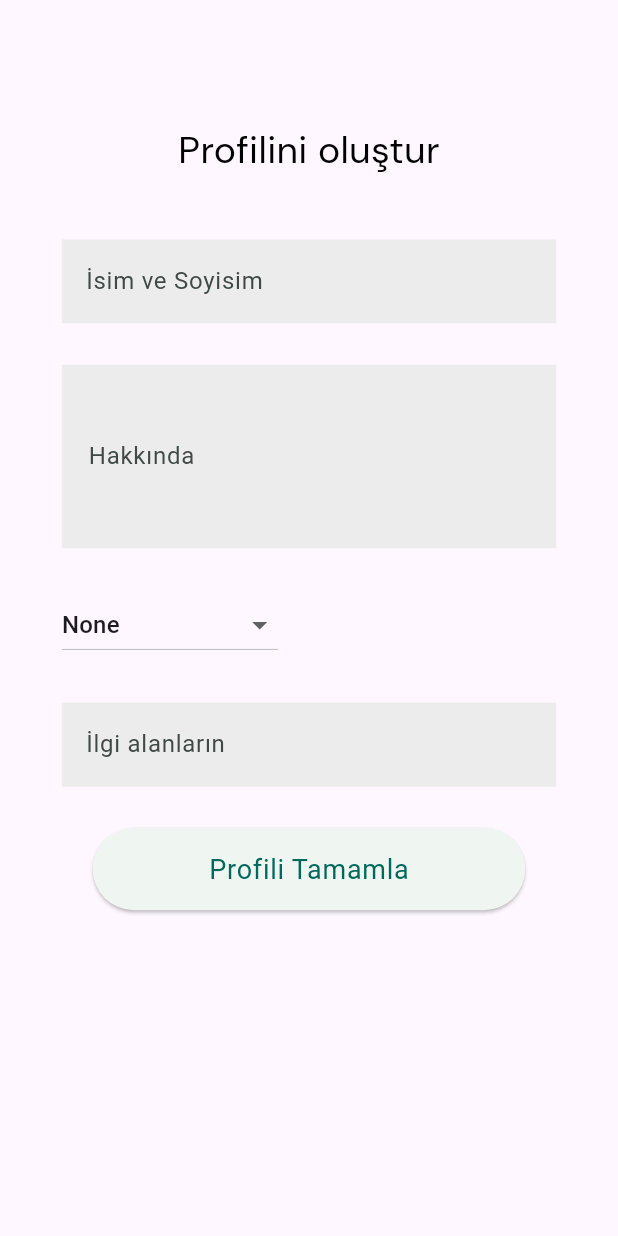
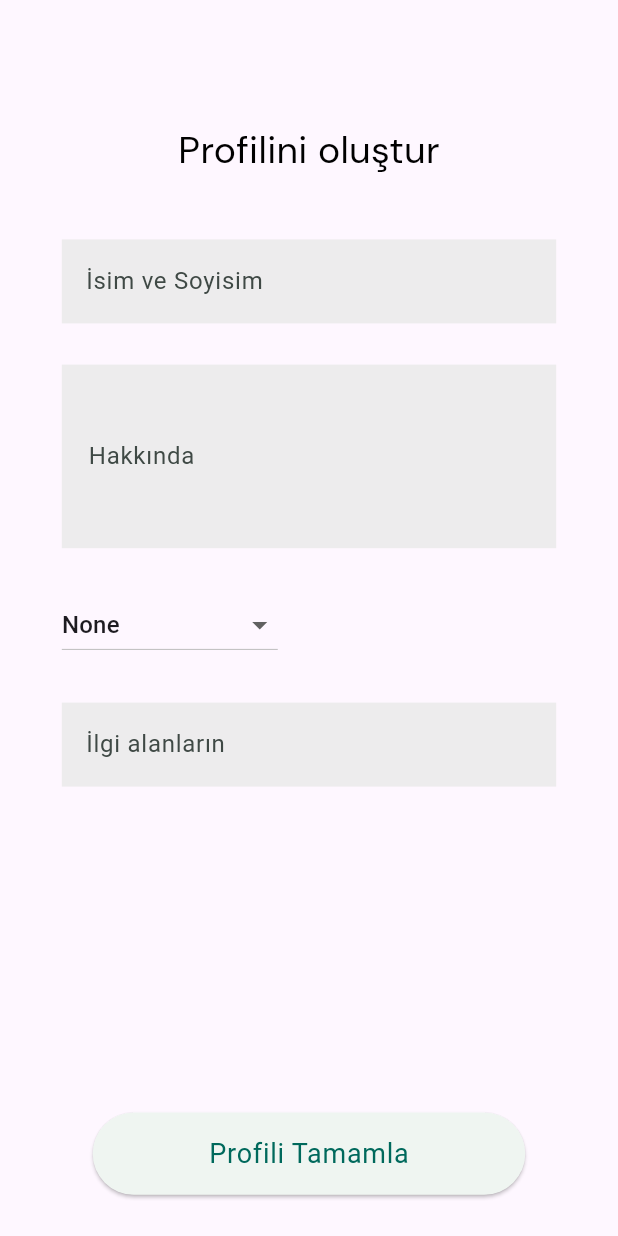
Before and after one commit to atakanserifoglu/Volunity, a Flutter app: the AddProfileScreen screen opened by its route, on a phone screen of 412 x 824 dp. Run offline on Flutter 3.47's test engine with Material 2 defaults, Android fonts, the phone set to English and light mode, and no system bars; our stand-ins replace animated_text_kit, cloud_firestore, email_validator, firebase_auth, firebase_core, firebase_storage and 3 more; missing offline and left inert: firebase_cached_image, firebase_ui_auth, firebase_ui_oauth_google; accounts and stored records are empty.

Commit message:
add_profile_screen ui fixed

```diff
--- a/lib/Screens/add_profile_screen.dart
+++ b/lib/Screens/add_profile_screen.dart
@@ -1,5 +1,6 @@
 import 'package:cloud_firestore/cloud_firestore.dart';
 import 'package:firebase_auth/firebase_auth.dart';
+import 'package:flutter/gestures.dart';
 import 'package:flutter/material.dart';
 import 'package:flutter_riverpod/flutter_riverpod.dart';
 import 'package:volunity/Screens/main_scaffold.dart';
@@ -41,10 +42,12 @@ class _AddProfileScreenState extends ConsumerState<AddProfileScreen> {
     var watch = ref.watch(addProfileScreenProvider);
     var read = ref.read(addProfileScreenProvider);
     return Scaffold(
-      resizeToAvoidBottomInset: false,
       body: SafeArea(
         child: Padding(
-          padding: EdgeInsets.symmetric(vertical: deviceHeight / 10, horizontal: deviceWidth / 10),
+          padding: EdgeInsets.fromLTRB(deviceWidth / 10, deviceHeight / 10, deviceWidth / 10, deviceHeight / 30),
+          child: Column(
+            children: [
+              Expanded(
                 child: SingleChildScrollView(
                   child: Form(
                     key: formKey,
@@ -67,8 +70,7 @@ class _AddProfileScreenState extends ConsumerState<AddProfileScreen> {
                           controller: _fieldTextController,
                           decoration: const InputDecoration(
                             labelText: "İsim ve Soyisim",
-                        hintText: "İsim ve Soyisim",
-                        border: OutlineInputBorder(borderSide: BorderSide(color: kButtonColor))),
+                          ),
                         ),
                         SizedBox(
                           height: deviceHeight / 30,
@@ -79,10 +81,10 @@ class _AddProfileScreenState extends ConsumerState<AddProfileScreen> {
                           controller: _fieldTextController2,
                           maxLines: null,
                           decoration: InputDecoration(
-                        contentPadding: EdgeInsets.symmetric(vertical: deviceHeight / 20, horizontal: deviceWidth / 30),
+                            contentPadding:
+                                EdgeInsets.symmetric(vertical: deviceHeight / 20, horizontal: deviceWidth / 30),
                             labelText: "Hakkında",
-                        hintText: "Kendinden biraz bahset",
-                        border: const OutlineInputBorder(borderSide: BorderSide(color: kButtonColor))),
+                          ),
                         ),
                         SizedBox(
                           height: deviceHeight / 30,
@@ -104,24 +106,33 @@ class _AddProfileScreenState extends ConsumerState<AddProfileScreen> {
                           height: deviceHeight / 30,
                         ),
                         TextFormField(
+                          onTap: () {},
                           textInputAction: TextInputAction.next,
                           autovalidateMode: AutovalidateMode.onUserInteraction,
                           controller: _fieldTextController3,
                           decoration: const InputDecoration(
                             labelText: "İlgi alanların",
-                        border: OutlineInputBorder(borderSide: BorderSide(color: kButtonColor))),
+                          ),
                         ),
                         SizedBox(
                           height: deviceHeight / 30,
                         ),
-                  Align(
+                      ],
+                    ),
+                  ),
+                ),
+              ),
+              Expanded(
+                flex: 0,
+                child: Align(
+                  alignment: Alignment.bottomCenter,
                   child: SizedBox(
                     width: deviceWidth * 0.7,
                     height: deviceHeight / 15,
                     child: ElevatedButton(
                       onPressed: () {
                         userProfileSetToFirebase(watch);
-                          Navigator.pushNamedAndRemoveUntil(context, MainScaffold.id,(route)=> false);
+                        Navigator.pushNamedAndRemoveUntil(context, MainScaffold.id, (route) => false);
                       },
                       child: Text('Profili Tamamla',
                           style:
@@ -129,9 +140,8 @@ class _AddProfileScreenState extends ConsumerState<AddProfileScreen> {
                     ),
                   ),
                 ),
+              ),
             ],
-              ),
-            ),
           ),
         ),
       ),
--- a/lib/Screens/select_account_screen.dart
+++ b/lib/Screens/select_account_screen.dart
@@ -17,7 +17,7 @@ class SelectAccount extends ConsumerWidget {
     final deviceHeight = MediaQuery.sizeOf(context).height;
     final deviceWidth = MediaQuery.sizeOf(context).width;
     return Scaffold(
-      //backgroundColor: Colors.grey[400],
+      //backgroundColor: Colors.grey[50],
       body: Padding(
           padding: EdgeInsets.symmetric(horizontal: deviceWidth / 8, vertical: deviceHeight / 15),
           child: Column(crossAxisAlignment: CrossAxisAlignment.stretch, children: [
--- a/lib/auth/custom_register_page.dart
+++ b/lib/auth/custom_register_page.dart
@@ -148,7 +148,7 @@ class CustomRegisterPage extends ConsumerWidget {
                                 ),
                               ),
                               Padding(
-                                padding: EdgeInsets.only(top : MediaQuery.of(context).size.height * 0.02),
+                                padding: EdgeInsets.only(top: MediaQuery.of(context).size.height * 0.02),
                                 child: Column(
                                   children: [
                                     Padding(
--- a/lib/main.dart
+++ b/lib/main.dart
@@ -17,6 +17,7 @@ import 'Screens/select_account_screen.dart';
 import 'Screens/splash_page.dart';
 import 'auth/custom_login_page.dart';
 import 'auth/custom_register_page.dart';
+import 'auth/test.dart';
 
 Future<void> main() async {
   WidgetsFlutterBinding.ensureInitialized();
```
Also changed, not shown: lib/auth/test.dart (added, +80 -0 lines). Lines whose indentation alone changed are shown as unchanged.
